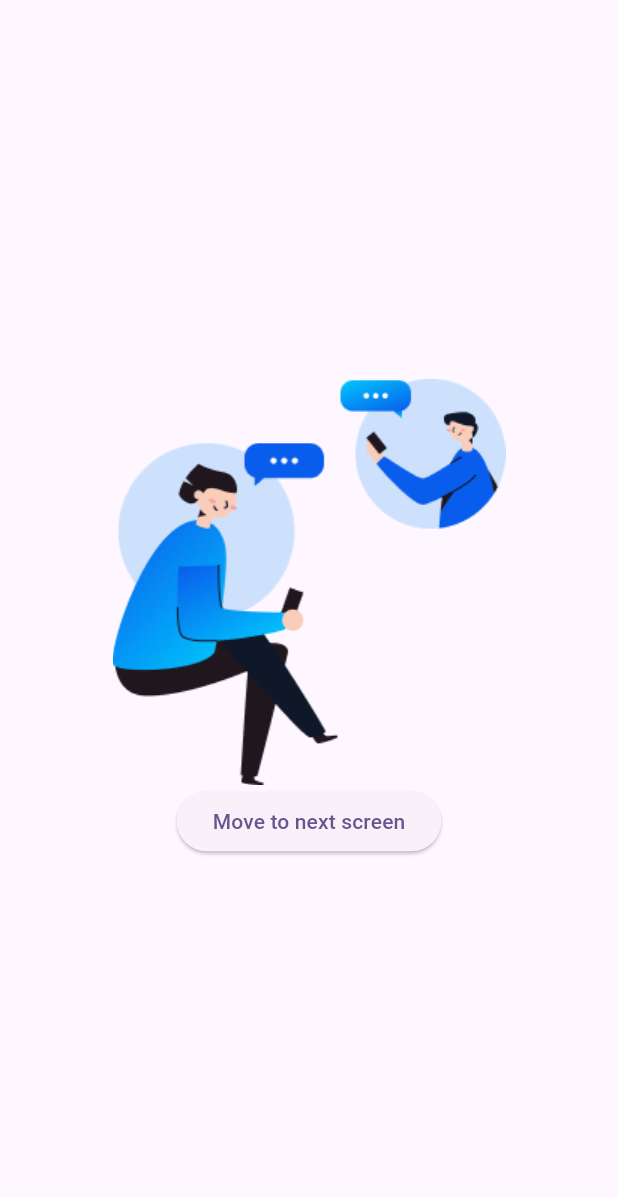
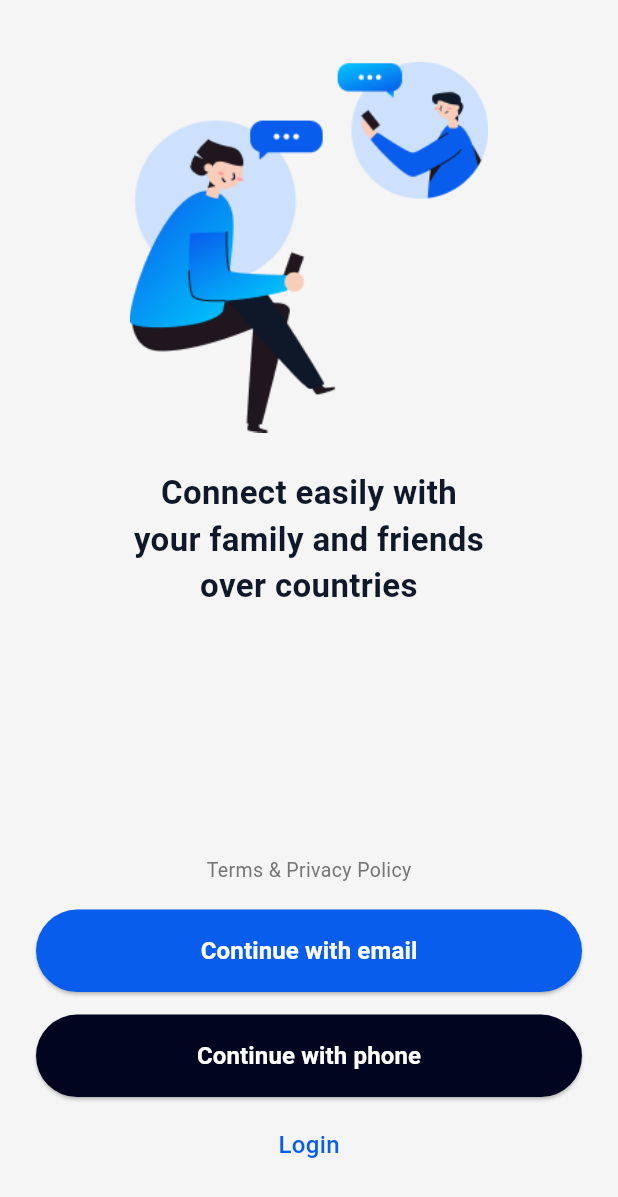
Before and after one commit to Darshan2326/callinverse-new, a Flutter app: the screen it shows after launch, after a tap on "move to next screen", on a phone screen of 412 x 824 dp. Shown: the top 1197 px of the screen. Run offline on Flutter 3.47's test engine with Material 3 defaults, Android fonts, the phone set to English and light mode, and no system bars; our stand-ins replace get.

Commit message:
on boarding screen done

```diff
--- a/lib/app/Screens/OnBording/onboarding_vew.dart
+++ b/lib/app/Screens/OnBording/onboarding_vew.dart
@@ -1,6 +1,9 @@
 import 'package:calliverse/app/Screens/OnBording/onboarding_controller.dart';
+import 'package:calliverse/app/core/theme/app_colors.dart';
+import 'package:calliverse/app/core/widgets/custom_button.dart';
 import 'package:calliverse/app/routes/app_routes.dart';
 import 'package:flutter/material.dart';
+import 'package:get/get_utils/src/extensions/internacionalization.dart';
 import 'package:get/route_manager.dart';
 import 'package:get/state_manager.dart';
 
@@ -9,16 +12,95 @@ class OnboardingVew extends GetView<OnboardingController> {
 
   @override
   Widget build(BuildContext context) {
+    final height = MediaQuery.of(context).size.height;
+
     return Scaffold(
-      body: Center(
-        child: Column(
-          mainAxisAlignment: MainAxisAlignment.center,
-          children: [
-            Image.asset("assets/logo/Illustration.png"),
-            ElevatedButton(onPressed: (){Get.offNamed(Routes.LOGIN);}, child: Text("Move to next screen"))
-          ],
+      backgroundColor: Colors.grey.shade100,
+      body: SafeArea(
+        child: SingleChildScrollView(
+          child: ConstrainedBox(
+            constraints: BoxConstraints(
+            ),
+            child: Padding(
+              padding: const EdgeInsets.symmetric(horizontal: 24),
+              child: Column(
+                children: [
+                  SizedBox(height: height * 0.05),
+
+                  /// Illustration
+                  Image.asset(
+                    'assets/logo/Illustration.png',
+                    height: height * 0.3,   // ✅ responsive
+                    fit: BoxFit.contain,
+                  ),
+
+                  SizedBox(height: height * 0.03),
+
+                  /// Title
+                  Text(
+                    "Connect easily with your family and friends over countries".tr,
+                    textAlign: TextAlign.center,
+                    style: const TextStyle(
+                      fontSize: 22,
+                      fontWeight: FontWeight.bold,
+                      color: TextColors.neutral,
+                      height: 1.4,
+                    ),
+                  ),
+
+                  SizedBox(height: height * 0.20),
+
+                  /// Terms
+                  Text(
+                    "Terms & Privacy Policy".tr,
+                    style: TextStyle(
+                      color: Colors.grey.shade600,
+                      fontSize: 13,
+                    ),
+                  ),
+
+                  SizedBox(height: height * 0.02),
+
+                  /// Email Button
+                  CustomButton(
+                    title: "Continue with email".tr,
+                    color: AppColors.primary,
+                    onTap: () {},
+                  ),
+
+                  const SizedBox(height: 15),
+
+                  /// Phone Button
+                  CustomButton(
+                    title: "Continue with phone".tr,
+                    color: AppColors.primarydarken,
+                    onTap: () {},
+                  ),
+
+                  const SizedBox(height: 20),
+
+                  /// Login
+                  GestureDetector(
+                    onTap: () {},
+                    child: Text(
+                      "login".tr,
+                      style: TextStyle(
+                        color: AppColors.primary,
+                        fontSize: 16,
+                        fontWeight: FontWeight.w500,
+                      ),
+                    ),
+                  ),
+
+                  // SizedBox(height: height * 0.03),
+                ],
+              ),
+            ),
+          ),
         ),
       ),
     );
   }
+
+
 }
--- a/lib/app/core/theme/app_colors.dart
+++ b/lib/app/core/theme/app_colors.dart
@@ -2,4 +2,11 @@ import 'package:flutter/material.dart';
 
 class AppColors {
   static const primarydarken = Color(0xFF020520);
+  static const primary = Color(0xFF095DEC);
+  static const plainwhite = Color(0xFFFFFFFF);
+
 }
+
+class TextColors{
+  static const neutral = Color(0xFF0F1828);
+}
--- /dev/null
+++ b/lib/app/core/translations/app_translations.dart
@@ -0,0 +1,31 @@
+import 'package:get/get.dart';
+
+class AppTranslations extends Translations {
+  @override
+  Map<String, Map<String, String>> get keys => {
+        'en_US': {
+          'login': 'Login',
+          'welcome': 'Welcome',
+          "Connect easily with your family and friends over countries":"Connect easily with\nyour family and friends\nover countries",
+          "Terms & Privacy Policy":"Terms & Privacy Policy",
+          "Continue with email":"Continue with email",
+          "Continue with phone":"Continue with phone",
+        },
+        'hi_IN': {
+          'login': 'लॉगिन',
+          'welcome': 'स्वागत है',
+          "Connect easily with your family and friends over countries":"देश-विदेश में अपने परिवार और दोस्तों से आसानी से जुड़ें।",
+          "Terms & Privacy Policy":"नियम और गोपनीयता नीति",
+          "Continue with email":"ईमेल से जारी रखें",
+          "Continue with phone":"फ़ोन से जारी रखें",
+        },
+        'gu_IN': {
+          'login': 'લૉગિન',
+          'welcome': 'સ્વાગત છે',
+          "Connect easily with your family and friends over countries":"વિવિધ દેશોમાં તમારા પરિવાર અને મિત્રો સાથે સરળતાથી જોડાઓ",
+          "Terms & Privacy Policy":"શરતો અને ગોપનીયતા નીતિ",
+          "Continue with email":"ઇમેઇલ સાથે ચાલુ રાખો",
+          "Continue with phone":"ફોન સાથે ચાલુ રાખો",
+        },
+      };
+}
--- /dev/null
+++ b/lib/app/core/widgets/custom_button.dart
@@ -0,0 +1,50 @@
+import 'package:flutter/material.dart';
+import '../theme/app_colors.dart';
+
+class CustomButton extends StatelessWidget {
+  final String title;
+  final Color? color;
+  final VoidCallback onTap;
+  final double height;
+  final double borderRadius;
+  final bool isLoading;
+
+  const CustomButton({
+    super.key,
+    required this.title,
+    required this.onTap,
+    this.color,
+    this.height = 55,
+    this.borderRadius = 30,
+    this.isLoading = false,
+  });
+
+  @override
+  Widget build(BuildContext context) {
+    return SizedBox(
+      width: double.infinity,
+      height: height,
+      child: ElevatedButton(
+        onPressed: isLoading ? null : onTap,
+        style: ElevatedButton.styleFrom(
+          backgroundColor: color ?? AppColors.primary,
+          shape: RoundedRectangleBorder(
+            borderRadius: BorderRadius.circular(borderRadius),
+          ),
+        ),
+        child: isLoading
+            ? const CircularProgressIndicator(
+                color: AppColors.plainwhite,
+              )
+            : Text(
+                title,
+                style: const TextStyle(
+                  fontSize: 16,
+                  color: AppColors.plainwhite,
+                  fontWeight: FontWeight.bold,
+                ),
+              ),
+      ),
+    );
+  }
+}
--- a/lib/main.dart
+++ b/lib/main.dart
@@ -1,3 +1,4 @@
+import 'package:calliverse/app/core/translations/app_translations.dart';
 import 'package:calliverse/app/routes/app_pages.dart';
 import 'package:calliverse/app/routes/app_routes.dart';
 import 'package:flutter/material.dart';
@@ -15,6 +16,14 @@ class MyApp extends StatelessWidget {
   Widget build(BuildContext context) {
     return GetMaterialApp(
       initialRoute: Routes.SPLACESCREEN,
+      translations: AppTranslations(),
+      locale: const Locale("en","US"),
+      fallbackLocale: const Locale("en","US"),
+      supportedLocales: const [
+        Locale('en', 'US'),
+        Locale('hi', 'IN'),
+        Locale('gu', 'IN'),
+      ],
       getPages: AppPages.routes,
       title: 'Flutter Demo',
       theme: ThemeData(
```
